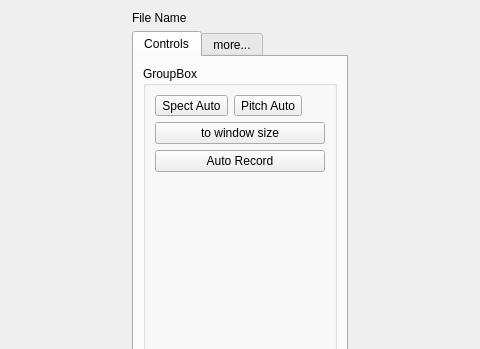
First picture: the form in graphswindow.ui, repository zhitko/inton-trainer, before the edit; both pictures show x 102 to 582 and y 0 to 349 of the 684 by 501 pixel window.
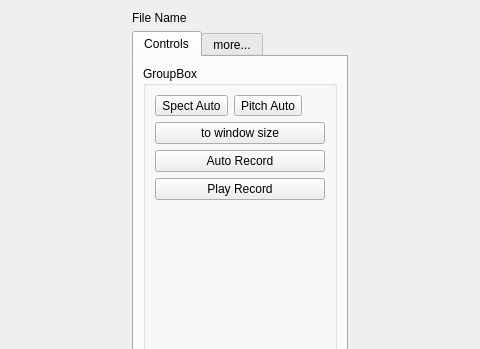
Second picture: the form after the edit. Icons and pictures are not drawn.

Commit message: add play current sound actions

Diff of the .ui file:
```diff
--- a/graphswindow.ui
+++ b/graphswindow.ui
@@ -122,6 +122,17 @@
               </property>
              </widget>
             </item>
+            <item row="4" column="0" colspan="2">
+             <widget class="QPushButton" name="playBtn">
+              <property name="text">
+               <string>Play Record</string>
+              </property>
+              <property name="icon">
+               <iconset resource="icons.qrc">
+                <normaloff>:/icons/icons/speaker-26.png</normaloff>:/icons/icons/speaker-26.png</iconset>
+              </property>
+             </widget>
+            </item>
            </layout>
           </widget>
          </item>
```
The commit also changes 12 other files.
